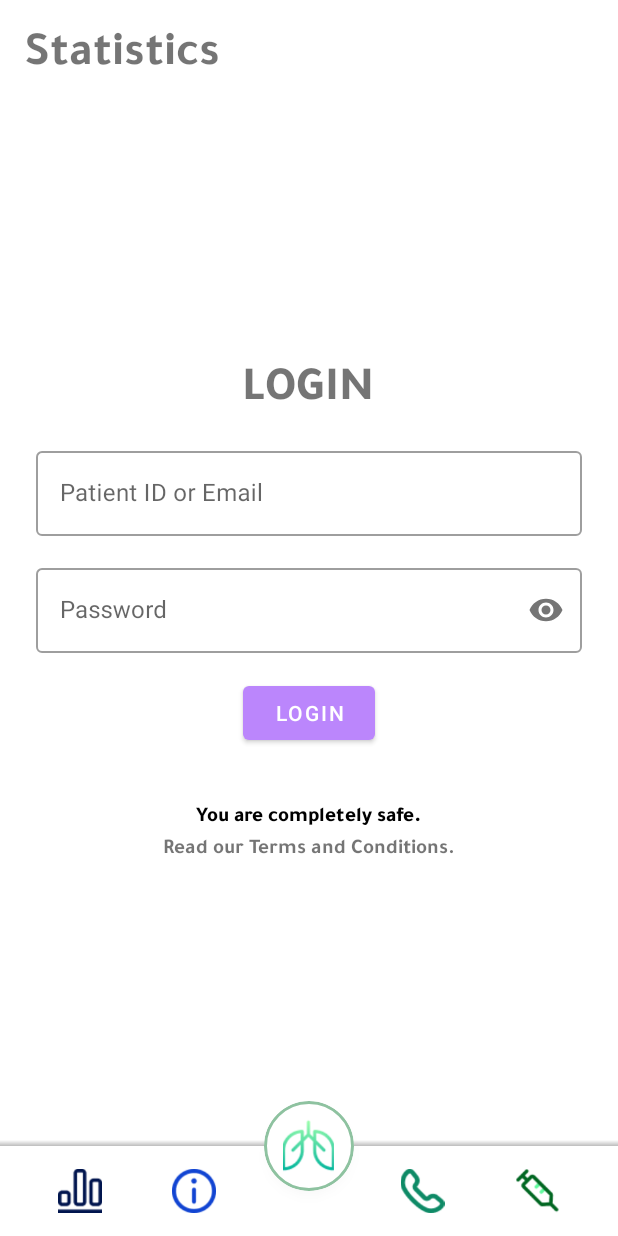
After one commit to ritikkanotra/Agastya_Android, an Android app: the fragment ReportFragment placed in its activity, on a phone screen of 412 x 824 dp. The commit adds this screen. Run offline under Robolectric (Android 15) with nearby library versions, the phone set to English and light mode, and no system bars; our stand-ins replace Volley; network calls fail.

Commit message:
add login

```diff
--- /dev/null
+++ b/app/src/main/java/com/agastya/app/LoginFragment.java
@@ -0,0 +1,122 @@
+package com.agastya.app;
+
+import android.app.Activity;
+import android.content.Context;
+import android.content.SharedPreferences;
+import android.os.Bundle;
+
+import androidx.annotation.Nullable;
+import androidx.fragment.app.Fragment;
+import androidx.fragment.app.FragmentManager;
+
+import android.util.Log;
+import android.view.LayoutInflater;
+import android.view.View;
+import android.view.ViewGroup;
+import android.widget.Toast;
+
+import com.android.volley.AuthFailureError;
+import com.android.volley.Request;
+import com.android.volley.RequestQueue;
+import com.android.volley.Response;
+import com.android.volley.VolleyError;
+import com.android.volley.toolbox.StringRequest;
+import com.android.volley.toolbox.Volley;
+import com.google.android.material.button.MaterialButton;
+import com.google.android.material.textfield.TextInputEditText;
+
+import org.json.JSONException;
+import org.json.JSONObject;
+
+import java.util.HashMap;
+import java.util.Map;
+
+public class LoginFragment extends Fragment {
+
+
+    private TextInputEditText unameEditText, pwdEditText;
+    private RequestQueue requestQueue;
+    private MaterialButton loginButton;
+    private FragmentManager fragmentManager;
+    SharedPreferences sharedPreferences;
+    SharedPreferences.Editor editor;
+
+
+    public LoginFragment() {
+        // Required empty public constructor
+    }
+
+    @Override
+    public View onCreateView(LayoutInflater inflater, ViewGroup container,
+                             Bundle savedInstanceState) {
+        // Inflate the layout for this fragment
+        View view = inflater.inflate(R.layout.fragment_login, container, false);
+
+        requestQueue = Volley.newRequestQueue(getContext());
+
+        fragmentManager = getActivity().getSupportFragmentManager();
+
+        unameEditText = view.findViewById(R.id.et_uname);
+        pwdEditText = view.findViewById(R.id.et_pwd);
+        loginButton = view.findViewById(R.id.btn_login);
+        loginButton.setOnClickListener(new View.OnClickListener() {
+            @Override
+            public void onClick(View view) {
+                makeLoginRequest(unameEditText.getText().toString(), pwdEditText.getText().toString());
+            }
+        });
+
+        sharedPreferences = getActivity().getSharedPreferences("sp", Context.MODE_PRIVATE);
+        editor = sharedPreferences.edit();
+
+
+
+        return view;
+    }
+
+    public void makeLoginRequest(String uname, String pwd) {
+        String loginUrl = "http://10.0.2.2/temp/login.php";
+
+        StringRequest loginRequest = new StringRequest(Request.Method.POST, loginUrl, new Response.Listener<String>() {
+            @Override
+            public void onResponse(String response) {
+
+                Log.d("rk_debug", "Request Successful: " + response);
+
+                try {
+                    JSONObject jsonObject = new JSONObject(response);
+                    String status = jsonObject.getString("status");
+                    if (status.equals("0")) {
+                        Toast.makeText(getContext(), "Patient not found", Toast.LENGTH_SHORT).show();
+                    }
+                    else if (status.equals("-1")) {
+                        Toast.makeText(getContext(), "Wrong Password", Toast.LENGTH_SHORT).show();
+                    }
+                    else if (status.equals("1")) {
+                        Toast.makeText(getContext(), "Login successful", Toast.LENGTH_SHORT).show();
+                        editor.putString("id", jsonObject.getString("id")).commit();
+                        fragmentManager.beginTransaction().replace(R.id.report_frame_layout, new ReportListFragment()).commit();
+                    }
+                } catch (JSONException e) {
+                    e.printStackTrace();
+                }
+            }
+        }, new Response.ErrorListener() {
+            @Override
+            public void onErrorResponse(VolleyError error) {
+                Log.d("rk_debug", "Request Failed: " + error);
+            }
+        }) {
+            @Nullable
+            @Override
+            protected Map<String, String> getParams() throws AuthFailureError {
+                Map<String, String> params = new HashMap<>();
+                params.put("uname", uname);
+                params.put("pwd", pwd);
+                return params;
+            }
+        };
+
+        requestQueue.add(loginRequest);
+    }
+}
--- a/app/src/main/java/com/agastya/app/MainActivity.java
+++ b/app/src/main/java/com/agastya/app/MainActivity.java
@@ -49,6 +49,11 @@ public class MainActivity extends AppCompatActivity {
 
                 case R.id.nav_item_vaccine:
                     break;
+
+                case R.id.nav_item_report:
+                    heading = "Report";
+                    fragmentManager.beginTransaction().replace(R.id.fragment_frame, new ReportFragment()).commit();
+                    break;
             }
 
             currentItem = item;
--- /dev/null
+++ b/app/src/main/java/com/agastya/app/ReportFragment.java
@@ -0,0 +1,53 @@
+package com.agastya.app;
+
+import static android.content.Context.MODE_PRIVATE;
+
+import android.content.SharedPreferences;
+import android.os.Bundle;
+
+import androidx.fragment.app.Fragment;
+import androidx.fragment.app.FragmentManager;
+
+import android.view.LayoutInflater;
+import android.view.View;
+import android.view.ViewGroup;
+import android.widget.FrameLayout;
+
+
+public class ReportFragment extends Fragment {
+
+    public ReportFragment() {
+        // Required empty public constructor
+    }
+
+//    FrameLayout reportFrameLayout;
+    FragmentManager fragmentManager;
+
+    @Override
+    public View onCreateView(LayoutInflater inflater, ViewGroup container,
+                             Bundle savedInstanceState) {
+        // Inflate the layout for this fragment
+        View view = inflater.inflate(R.layout.fragment_report, container, false);
+
+        fragmentManager = getActivity().getSupportFragmentManager();
+
+
+
+        SharedPreferences sharedPreferences = getActivity().getSharedPreferences("sp",MODE_PRIVATE);
+        SharedPreferences.Editor editor = sharedPreferences.edit();
+
+        String id = sharedPreferences.getString("id", "-1");
+
+        if (id.equals("-1")) {
+            fragmentManager.beginTransaction().add(R.id.report_frame_layout, new LoginFragment()).commit();
+        }
+        else {
+            fragmentManager.beginTransaction().add(R.id.report_frame_layout, new ReportListFragment()).commit();
+        }
+
+
+
+
+        return view;
+    }
+}
--- a/app/src/main/res/layout/activity_main.xml
+++ b/app/src/main/res/layout/activity_main.xml
@@ -71,6 +71,8 @@
     </LinearLayout>
 
     <com.google.android.material.card.MaterialCardView
+        android:onClick="onClickNavItem"
+        android:id="@+id/nav_item_report"
         app:cardElevation="3dp"
         android:layout_width="60dp"
         android:layout_height="60dp"
--- /dev/null
+++ b/app/src/main/res/layout/fragment_login.xml
@@ -0,0 +1,83 @@
+<?xml version="1.0" encoding="utf-8"?>
+<LinearLayout xmlns:android="http://schemas.android.com/apk/res/android"
+    xmlns:tools="http://schemas.android.com/tools"
+    android:layout_width="match_parent"
+    android:layout_height="match_parent"
+    xmlns:app="http://schemas.android.com/apk/res-auto"
+    android:padding="24dp"
+    android:orientation="vertical"
+    android:gravity="center"
+    tools:context=".LoginFragment">
+
+    <TextView
+        android:text="LOGIN"
+        android:textSize="32sp"
+        android:fontFamily="@font/tajawal_extrabold"
+        android:layout_width="wrap_content"
+        android:layout_height="wrap_content"/>
+
+    <com.google.android.material.textfield.TextInputLayout
+        android:layout_marginTop="16dp"
+        android:hint="Patient ID or Email"
+        android:layout_width="match_parent"
+        style="@style/Widget.MaterialComponents.TextInputLayout.OutlinedBox"
+        android:layout_height="wrap_content">
+
+        <com.google.android.material.textfield.TextInputEditText
+            android:id="@+id/et_uname"
+            android:layout_width="match_parent"
+            android:layout_height="wrap_content"/>
+
+    </com.google.android.material.textfield.TextInputLayout>
+
+    <com.google.android.material.textfield.TextInputLayout
+        app:passwordToggleEnabled="true"
+        android:layout_marginTop="16dp"
+        android:hint="Password"
+        android:layout_width="match_parent"
+        style="@style/Widget.MaterialComponents.TextInputLayout.OutlinedBox"
+        android:layout_height="wrap_content">
+
+        <com.google.android.material.textfield.TextInputEditText
+            android:id="@+id/et_pwd"
+            android:inputType="textPassword"
+            android:layout_width="match_parent"
+            android:layout_height="wrap_content"/>
+
+    </com.google.android.material.textfield.TextInputLayout>
+
+    <com.google.android.material.button.MaterialButton
+        android:id="@+id/btn_login"
+        android:layout_marginTop="16dp"
+        android:layout_width="wrap_content"
+        android:text="Login"
+        android:layout_height="wrap_content"/>
+
+    <LinearLayout
+        android:layout_marginTop="32dp"
+        android:id="@+id/ll_tnc"
+        android:layout_marginBottom="15dp"
+        android:gravity="center"
+        android:layout_width="wrap_content"
+        android:layout_height="wrap_content"
+        android:orientation="vertical">
+
+        <TextView
+
+            android:textColor="@color/black"
+            android:fontFamily="@font/tajawal_extrabold"
+            android:text="You are completely safe."
+            android:layout_width="wrap_content"
+            android:layout_height="wrap_content"/>
+
+        <TextView
+            android:fontFamily="@font/tajawal_bold"
+            android:text="Read our Terms and Conditions."
+            android:layout_width="wrap_content"
+            android:layout_height="wrap_content"/>
+
+    </LinearLayout>
+
+
+
+</LinearLayout>
--- /dev/null
+++ b/app/src/main/res/layout/fragment_report.xml
@@ -0,0 +1,13 @@
+<?xml version="1.0" encoding="utf-8"?>
+<FrameLayout xmlns:android="http://schemas.android.com/apk/res/android"
+    xmlns:tools="http://schemas.android.com/tools"
+    android:layout_width="match_parent"
+    android:layout_height="match_parent"
+    tools:context=".ReportFragment">
+
+    <FrameLayout
+        android:id="@+id/report_frame_layout"
+        android:layout_width="match_parent"
+        android:layout_height="match_parent"/>
+
+</FrameLayout>
```
Also changed, not shown: app/src/main/java/com/agastya/app/ReportListFragment.java (added, +30 -0 lines), app/src/main/res/layout/fragment_report_list.xml (added, +15 -0 lines).
